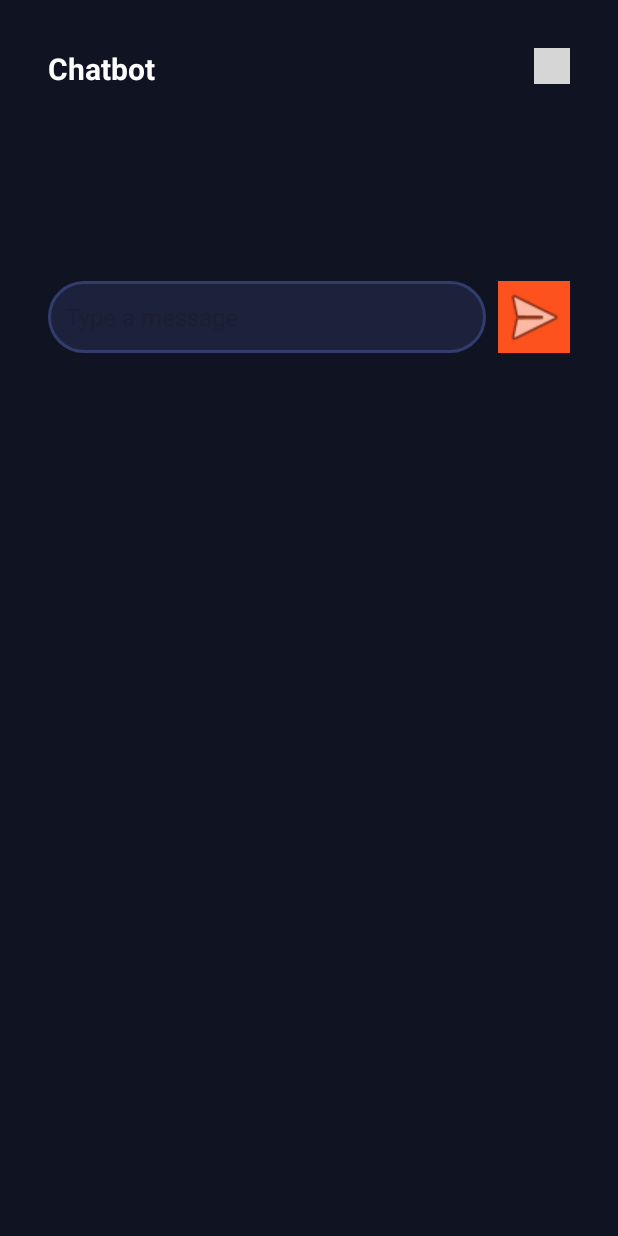
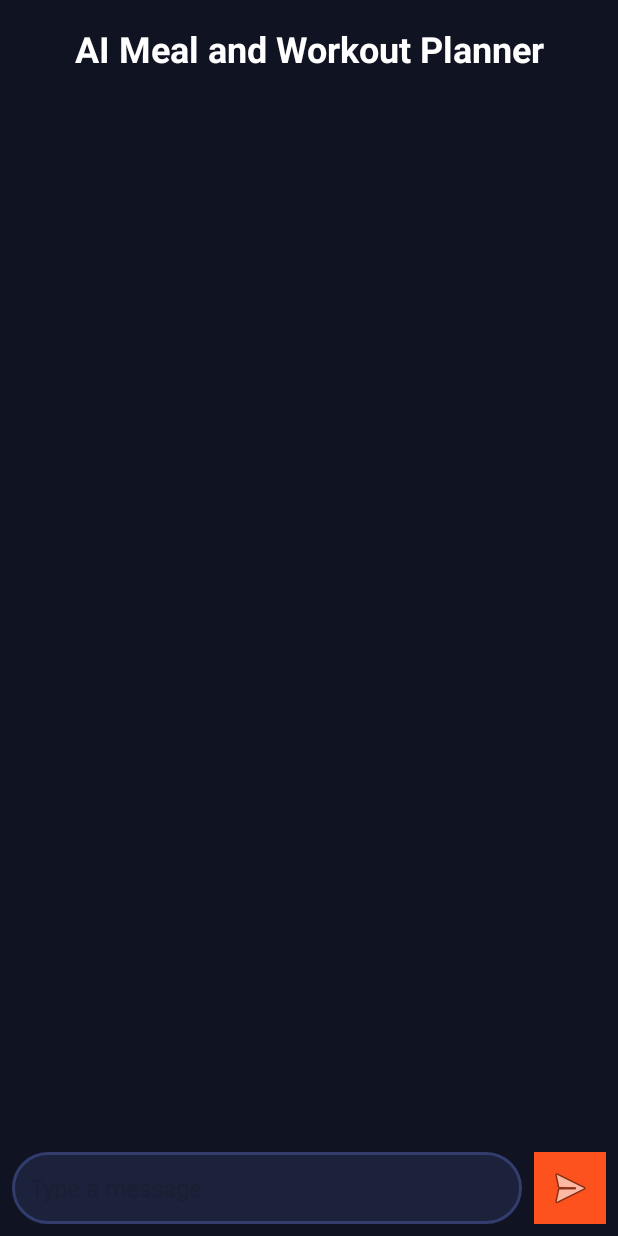
Before and after one commit to aniket0880/FitReve, an Android app: the Ai_Page screen opened directly, with no data from a screen before it, on a phone screen of 412 x 824 dp. Run offline under Robolectric (Android 15) with nearby library versions, the phone set to English and light mode, and no system bars; libraries missing offline, so code that uses them is left out: com.google.ai.client; 3 statements that could not run were skipped; grey boxes are pictures that could not be loaded.

Commit message:
Integrated Gemini for meal and workout planner

```diff
--- a/app/build.gradle
+++ b/app/build.gradle
@@ -2,7 +2,14 @@ plugins {
     alias(libs.plugins.android.application)
     alias(libs.plugins.jetbrains.kotlin.android)
 
+
+
+
 }
+
+def localPropertiesFile = rootProject.file("local.properties")
+def localProperties = new Properties()
+localProperties.load(new FileInputStream(localPropertiesFile))
 
 
 android {
@@ -16,8 +23,11 @@ android {
         versionCode 1
         versionName "1.0"
 
+        buildConfigField "String", "API_KEY", localProperties['apiKey']
+
 
     }
+
 
     buildTypes {
         release {
@@ -31,6 +41,7 @@ android {
     }
     buildFeatures{
         viewBinding true
+        buildConfig true
     }
     kotlinOptions {
         jvmTarget = '1.8'
@@ -43,7 +54,7 @@ dependencies {
     implementation libs.material
     implementation libs.activity
     implementation libs.constraintlayout
-
+    implementation("com.google.ai.client.generativeai:generativeai:0.7.0")
     implementation 'com.github.bumptech.glide:glide:4.12.0'
     implementation 'com.squareup.retrofit2:retrofit:2.9.0'
     implementation 'com.squareup.retrofit2:converter-gson:2.9.0'
--- a/app/src/main/java/com/uilover/project1932/Activity/Ai_Page.kt
+++ b/app/src/main/java/com/uilover/project1932/Activity/Ai_Page.kt
@@ -1,12 +1,80 @@
 package com.uilover.project1932.Activity
 
+import ChatAdapter
 import android.os.Bundle
+import android.widget.EditText
+import android.widget.ImageButton
 import androidx.appcompat.app.AppCompatActivity
+import androidx.recyclerview.widget.LinearLayoutManager
+import androidx.recyclerview.widget.RecyclerView
+import androidx.lifecycle.lifecycleScope
+import com.google.ai.client.generativeai.GenerativeModel
+import com.uilover.project1932.BuildConfig
 import com.uilover.project1932.R
+import kotlinx.coroutines.launch
 
 class Ai_Page : AppCompatActivity() {
+    private lateinit var searchField: EditText
+    private lateinit var sendBtn: ImageButton
+    private lateinit var chatRecyclerView: RecyclerView
+    private lateinit var chatAdapter: ChatAdapter
+    private lateinit var generativeModel: GenerativeModel
+
+    private val chatList = mutableListOf<ChatMessage>()
+
     override fun onCreate(savedInstanceState: Bundle?) {
         super.onCreate(savedInstanceState)
         setContentView(R.layout.activity_ai_page)
+
+        // Initialize views
+        searchField = findViewById(R.id.editTextMessage)
+        sendBtn = findViewById(R.id.sendButton)
+        chatRecyclerView = findViewById(R.id.chatRecyclerView)
+
+        // Setup RecyclerView
+        chatAdapter = ChatAdapter(chatList)
+        chatRecyclerView.layoutManager = LinearLayoutManager(this)
+        chatRecyclerView.adapter = chatAdapter
+
+        // Load model
+        loadModel()
+
+        // Send button click listener
+        sendBtn.setOnClickListener {
+            val userMessage = searchField.text.toString().trim()
+            if (userMessage.isNotEmpty()) {
+                addMessage(userMessage, isUser = true)
+                searchField.text.clear()
+
+                lifecycleScope.launch {
+                    performAction(userMessage)
+                }
+            }
+        }
+    }
+
+    private fun addMessage(message: String, isUser: Boolean) {
+        chatList.add(ChatMessage(message, isUser))
+        chatAdapter.notifyItemInserted(chatList.size - 1)
+        chatRecyclerView.scrollToPosition(chatList.size - 1)
+    }
+
+    private suspend fun performAction(question: String) {
+        try {
+            val response = generativeModel.generateContent(question)
+            val botReply = response.text ?: "No response received"
+            addMessage(botReply, isUser = false)
+        } catch (e: Exception) {
+            addMessage("Error: ${e.message}", isUser = false)
+        }
+    }
+
+    private fun loadModel() {
+        generativeModel = GenerativeModel(
+            modelName = "gemini-1.5-flash",
+            apiKey =BuildConfig.API_KEY
+        )
     }
 }
+
+data class ChatMessage(val message: String, val isUser: Boolean)
--- a/app/src/main/res/layout/activity_ai_page.xml
+++ b/app/src/main/res/layout/activity_ai_page.xml
@@ -1,62 +1,44 @@
 <?xml version="1.0" encoding="utf-8"?>
-<ScrollView xmlns:android="http://schemas.android.com/apk/res/android"
+<RelativeLayout xmlns:android="http://schemas.android.com/apk/res/android"
     xmlns:app="http://schemas.android.com/apk/res-auto"
     xmlns:tools="http://schemas.android.com/tools"
     android:layout_width="match_parent"
     android:layout_height="match_parent"
-    android:padding="16dp"
     tools:context=".Activity.Ai_Page"
     android:background="@color/mainColor">
 
+    <!-- Heading Section -->
+    <TextView
+        android:id="@+id/headingTextView"
+        android:layout_width="wrap_content"
+        android:layout_height="wrap_content"
+        android:layout_alignParentTop="true"
+        android:layout_marginTop="16dp"
+        android:layout_centerHorizontal="true"
+        android:text="AI Meal and Workout Planner"
+        android:textSize="24sp"
+        android:textColor="@color/white"
+        android:textStyle="bold"
+        android:gravity="center" />
+
+    <!-- Chat History Section -->
+    <androidx.recyclerview.widget.RecyclerView
+        android:id="@+id/chatRecyclerView"
+        android:layout_width="match_parent"
+        android:layout_height="match_parent"
+        android:layout_below="@id/headingTextView"
+        android:layout_above="@id/inputLayout"
+        android:padding="8dp"
+        android:scrollbars="vertical" />
+
+    <!-- Input and Send Button Section -->
     <LinearLayout
+        android:id="@+id/inputLayout"
         android:layout_width="match_parent"
         android:layout_height="wrap_content"
-        android:orientation="vertical"
+        android:layout_alignParentBottom="true"
+        android:orientation="horizontal"
         android:padding="8dp">
-
-        <!-- Header Section -->
-        <RelativeLayout
-            android:layout_width="match_parent"
-            android:layout_height="wrap_content"
-            android:padding="8dp">
-
-            <TextView
-                android:id="@+id/txtDate"
-                android:layout_width="wrap_content"
-                android:layout_height="wrap_content"
-                android:text="Chatbot"
-                android:textSize="20sp"
-                android:textStyle="bold"
-                android:textColor="@color/white"/>
-
-            <ImageView
-                android:id="@+id/btnSettings"
-                android:layout_width="24dp"
-                android:layout_height="24dp"
-                android:layout_alignParentEnd="true"
-                android:contentDescription="Settings"
-                android:src="@drawable/img" />
-        </RelativeLayout>
-
-        <!-- RecyclerView for Chat Messages -->
-        <androidx.recyclerview.widget.RecyclerView
-            android:id="@+id/recyclerViewChat"
-            android:layout_width="match_parent"
-            android:layout_height="0dp"
-            android:layout_marginTop="16dp"
-            android:layout_marginBottom="80dp"
-            android:layout_weight="1"
-            android:padding="8dp"/>
-
-        <!-- Layout for Text Input and Send Button at the Bottom -->
-        <LinearLayout
-            android:id="@+id/layoutInput"
-            android:orientation="horizontal"
-            android:layout_width="match_parent"
-            android:layout_height="wrap_content"
-            android:padding="8dp"
-            android:layout_alignParentBottom="true"
-            android:gravity="center_vertical">
 
         <EditText
             android:id="@+id/editTextMessage"
@@ -68,28 +50,15 @@
             android:background="@drawable/edittext_bg"
             android:padding="12dp"
             android:textColor="@color/black"
-                android:layout_marginEnd="8dp"/>
+            android:layout_marginEnd="8dp" />
 
-            <ImageView
+        <ImageButton
             android:id="@+id/sendButton"
             android:layout_width="48dp"
             android:layout_height="48dp"
             android:layout_gravity="center_vertical"
             android:background="@color/orange"
-                android:clickable="true"
             android:contentDescription="Send Message"
-                android:focusable="true"
             android:src="@android:drawable/ic_menu_send" />
     </LinearLayout>
-
-        <!-- ProgressBar for loading state -->
-        <ProgressBar
-            android:id="@+id/progressBar"
-            android:layout_width="wrap_content"
-            android:layout_height="wrap_content"
-            android:visibility="gone"
-            android:layout_gravity="center"/>
-
-    </LinearLayout>
-
-</ScrollView>
+</RelativeLayout>
```
Lines whose indentation alone changed are shown as unchanged.
